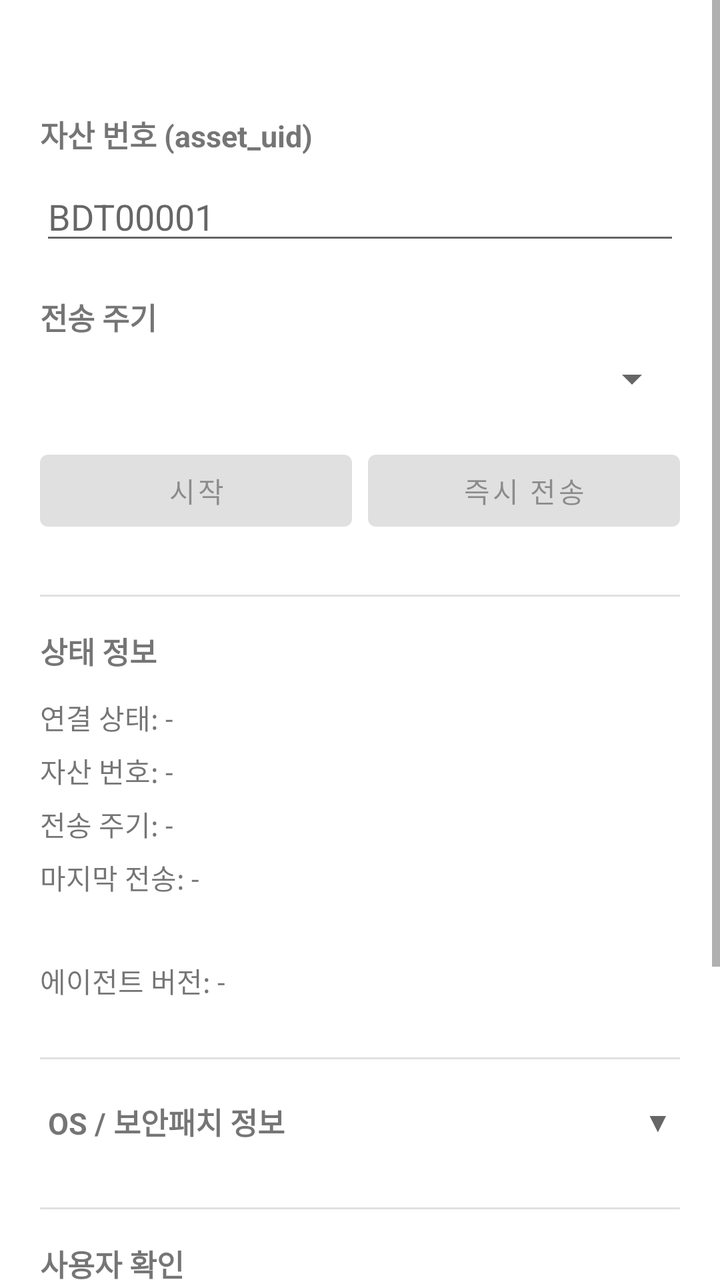
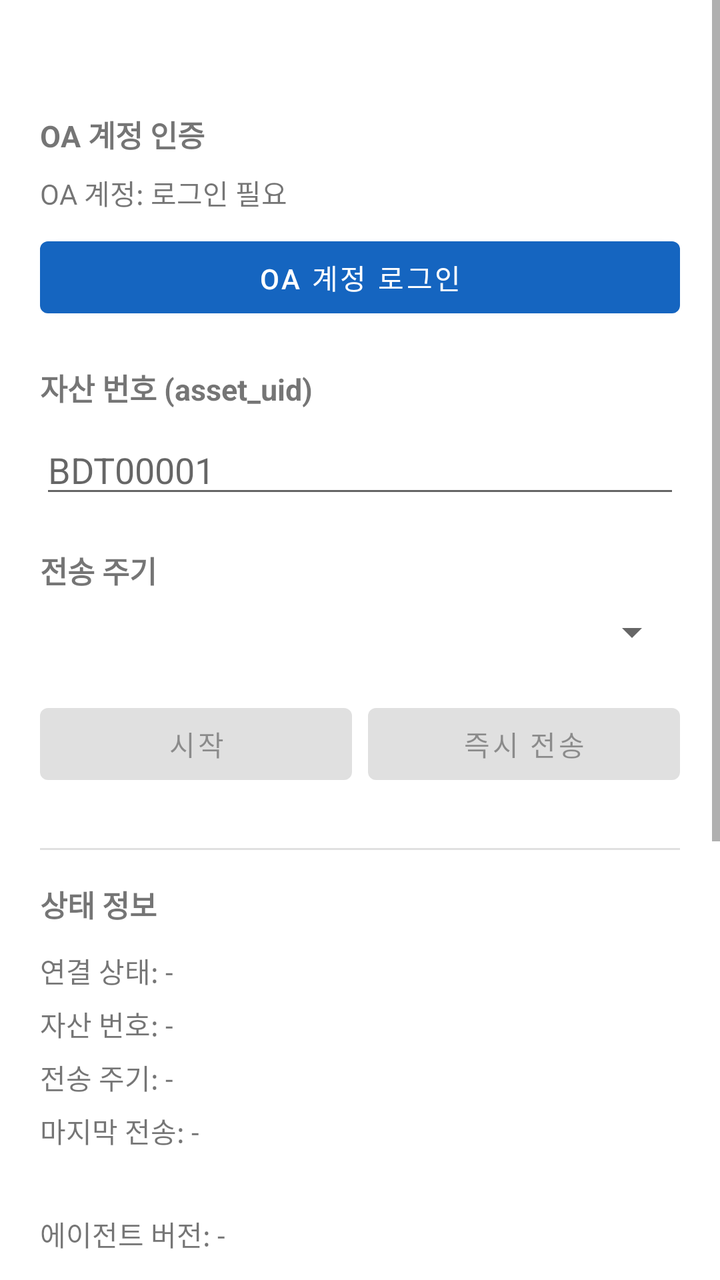

Compare the two renders of this Android layout. The source of the first and the diff that turns it into the second are given below.
<!-- AndroidManifest.xml: application theme Theme.OAAgent -->
<!-- res/layout/activity_setup.xml -->
<?xml version="1.0" encoding="utf-8"?>
<ScrollView xmlns:android="http://schemas.android.com/apk/res/android"
    android:layout_width="match_parent"
    android:layout_height="match_parent"
    android:fitsSystemWindows="true">

    <LinearLayout
        android:layout_width="match_parent"
        android:layout_height="wrap_content"
        android:orientation="vertical"
        android:paddingStart="20dp"
        android:paddingEnd="20dp"
        android:paddingTop="56dp"
        android:paddingBottom="32dp"
        android:clipToPadding="false">

        
        <TextView
            android:layout_width="wrap_content"
            android:layout_height="wrap_content"
            android:text="자산 번호 (asset_uid)"
            android:textSize="15sp"
            android:textStyle="bold" />

        <EditText
            android:id="@+id/et_asset_uid"
            android:layout_width="match_parent"
            android:layout_height="wrap_content"
            android:hint="BDT00001"
            android:inputType="textCapCharacters"
            android:maxLength="10"
            android:layout_marginTop="8dp" />

        <TextView
            android:id="@+id/tv_asset_uid_error"
            android:layout_width="wrap_content"
            android:layout_height="wrap_content"
            android:text="형식: [B|R|C|L|S][유형코드][5자리 숫자]"
            android:textColor="#F44336"
            android:textSize="12sp"
            android:layout_marginTop="4dp"
            android:visibility="gone" />

        
        <TextView
            android:layout_width="wrap_content"
            android:layout_height="wrap_content"
            android:text="전송 주기"
            android:textSize="15sp"
            android:textStyle="bold"
            android:layout_marginTop="20dp" />

        <Spinner
            android:id="@+id/spinner_interval"
            android:layout_width="match_parent"
            android:layout_height="wrap_content"
            android:layout_marginTop="8dp" />

        
        <LinearLayout
            android:layout_width="match_parent"
            android:layout_height="wrap_content"
            android:orientation="horizontal"
            android:layout_marginTop="20dp">

            <Button
                android:id="@+id/btn_start"
                android:layout_width="0dp"
                android:layout_height="48dp"
                android:layout_weight="1"
                android:text="시작"
                android:enabled="false"
                android:layout_marginEnd="8dp" />

            <Button
                android:id="@+id/btn_send_now"
                android:layout_width="0dp"
                android:layout_height="48dp"
                android:layout_weight="1"
                android:text="즉시 전송"
                android:enabled="false" />
        </LinearLayout>

        
        <ProgressBar
            android:id="@+id/progress_bar"
            android:layout_width="wrap_content"
            android:layout_height="wrap_content"
            android:layout_gravity="center"
            android:layout_marginTop="8dp"
            android:visibility="gone" />

        
        <View
            android:layout_width="match_parent"
            android:layout_height="1dp"
            android:background="#E0E0E0"
            android:layout_marginTop="28dp" />

        <TextView
            android:layout_width="wrap_content"
            android:layout_height="wrap_content"
            android:text="상태 정보"
            android:textSize="15sp"
            android:textStyle="bold"
            android:layout_marginTop="16dp" />

        <TextView
            android:id="@+id/tv_status"
            android:layout_width="wrap_content"
            android:layout_height="wrap_content"
            android:text="연결 상태: -"
            android:textSize="14sp"
            android:layout_marginTop="12dp" />

        <TextView
            android:id="@+id/tv_asset_uid_display"
            android:layout_width="wrap_content"
            android:layout_height="wrap_content"
            android:text="자산 번호: -"
            android:textSize="14sp"
            android:layout_marginTop="6dp" />

        <TextView
            android:id="@+id/tv_interval"
            android:layout_width="wrap_content"
            android:layout_height="wrap_content"
            android:text="전송 주기: -"
            android:textSize="14sp"
            android:layout_marginTop="6dp" />

        <TextView
            android:id="@+id/tv_last_heartbeat"
            android:layout_width="wrap_content"
            android:layout_height="wrap_content"
            android:text="마지막 전송: -"
            android:textSize="14sp"
            android:layout_marginTop="6dp" />

        <TextView
            android:id="@+id/tv_send_result"
            android:layout_width="wrap_content"
            android:layout_height="wrap_content"
            android:textSize="14sp"
            android:textColor="#1565C0"
            android:layout_marginTop="6dp" />

        <TextView
            android:id="@+id/tv_agent_version"
            android:layout_width="wrap_content"
            android:layout_height="wrap_content"
            android:text="에이전트 버전: -"
            android:textSize="14sp"
            android:layout_marginTop="6dp" />

        
        <View
            android:layout_width="match_parent"
            android:layout_height="1dp"
            android:background="#E0E0E0"
            android:layout_marginTop="28dp" />

        <LinearLayout
            android:id="@+id/header_os_info"
            android:layout_width="match_parent"
            android:layout_height="wrap_content"
            android:orientation="horizontal"
            android:gravity="center_vertical"
            android:layout_marginTop="16dp"
            android:padding="4dp"
            android:background="?android:attr/selectableItemBackground"
            android:clickable="true"
            android:focusable="true">

            <TextView
                android:layout_width="0dp"
                android:layout_height="wrap_content"
                android:layout_weight="1"
                android:text="OS / 보안패치 정보"
                android:textSize="15sp"
                android:textStyle="bold" />

            <TextView
                android:id="@+id/tv_os_toggle_indicator"
                android:layout_width="wrap_content"
                android:layout_height="wrap_content"
                android:text="▼"
                android:textSize="14sp"
                android:textColor="#666666" />
        </LinearLayout>

        <LinearLayout
            android:id="@+id/section_os_info"
            android:layout_width="match_parent"
            android:layout_height="wrap_content"
            android:orientation="vertical"
            android:visibility="gone">

            <TextView
                android:id="@+id/tv_os_version"
                android:layout_width="wrap_content"
                android:layout_height="wrap_content"
                android:text="OS 버전: -"
                android:textSize="14sp"
                android:layout_marginTop="12dp" />

            <TextView
                android:id="@+id/tv_os_detail"
                android:layout_width="wrap_content"
                android:layout_height="wrap_content"
                android:text="OS 상세: -"
                android:textSize="14sp"
                android:layout_marginTop="6dp" />

            <TextView
                android:id="@+id/tv_os_build"
                android:layout_width="wrap_content"
                android:layout_height="wrap_content"
                android:text="빌드 번호: -"
                android:textSize="14sp"
                android:layout_marginTop="6dp" />

            <TextView
                android:id="@+id/tv_os_security_patch"
                android:layout_width="wrap_content"
                android:layout_height="wrap_content"
                android:text="보안패치 (Android): -"
                android:textSize="14sp"
                android:layout_marginTop="6dp" />

            <TextView
                android:id="@+id/tv_os_vendor_patch"
                android:layout_width="wrap_content"
                android:layout_height="wrap_content"
                android:text="벤더 패치: -"
                android:textSize="14sp"
                android:layout_marginTop="6dp" />

            <TextView
                android:id="@+id/tv_os_ubr"
                android:layout_width="wrap_content"
                android:layout_height="wrap_content"
                android:text="UBR: -"
                android:textSize="14sp"
                android:layout_marginTop="6dp"
                android:visibility="gone" />

            <TextView
                android:id="@+id/tv_os_kb_list"
                android:layout_width="wrap_content"
                android:layout_height="wrap_content"
                android:text="적용 KB: -"
                android:textSize="14sp"
                android:layout_marginTop="6dp"
                android:visibility="gone" />

            <TextView
                android:id="@+id/tv_os_patch_status"
                android:layout_width="wrap_content"
                android:layout_height="wrap_content"
                android:text=""
                android:textSize="13sp"
                android:textStyle="bold"
                android:layout_marginTop="10dp" />
        </LinearLayout>

        
        <View
            android:layout_width="match_parent"
            android:layout_height="1dp"
            android:background="#E0E0E0"
            android:layout_marginTop="28dp" />

        <TextView
            android:layout_width="wrap_content"
            android:layout_height="wrap_content"
            android:text="사용자 확인"
            android:textSize="15sp"
            android:textStyle="bold"
            android:layout_marginTop="16dp" />

        <TextView
            android:id="@+id/tv_user_name"
            android:layout_width="wrap_content"
            android:layout_height="wrap_content"
            android:text="사용자 이름: -"
            android:textSize="14sp"
            android:layout_marginTop="12dp" />

        <TextView
            android:id="@+id/tv_employee_id"
            android:layout_width="wrap_content"
            android:layout_height="wrap_content"
            android:text="사번: -"
            android:textSize="14sp"
            android:layout_marginTop="6dp" />

        <TextView
            android:id="@+id/tv_last_verified"
            android:layout_width="wrap_content"
            android:layout_height="wrap_content"
            android:text="마지막 확인: -"
            android:textSize="14sp"
            android:layout_marginTop="6dp" />

        <TextView
            android:id="@+id/tv_verification_status"
            android:layout_width="wrap_content"
            android:layout_height="wrap_content"
            android:text="상태: 미확인"
            android:textSize="14sp"
            android:layout_marginTop="6dp" />

        <Button
            android:id="@+id/btn_verify"
            android:layout_width="match_parent"
            android:layout_height="48dp"
            android:text="사용자 확인하기"
            android:enabled="false"
            android:layout_marginTop="12dp" />

    </LinearLayout>
</ScrollView>
<!-- resources referenced by this layout -->
<resources>
  <style name="Theme.OAAgent" parent="Theme.MaterialComponents.Light.DarkActionBar">
          <item name="colorPrimary">#1565C0</item>
          <item name="colorPrimaryVariant">#0D47A1</item>
          <item name="colorOnPrimary">#FFFFFF</item>
          <item name="colorSecondary">#43A047</item>
          <item name="colorOnSecondary">#FFFFFF</item>
      </style>
</resources>

<!-- the commit's change to res/layout/activity_setup.xml (unified diff, before → after) -->
@@ -18,9 +18,33 @@
         <TextView
             android:layout_width="wrap_content"
             android:layout_height="wrap_content"
+            android:text="OA 계정 인증"
+            android:textSize="15sp"
+            android:textStyle="bold" />
+
+        <TextView
+            android:id="@+id/tv_authentication_status"
+            android:layout_width="wrap_content"
+            android:layout_height="wrap_content"
+            android:text="OA 계정: 로그인 필요"
+            android:textSize="14sp"
+            android:layout_marginTop="8dp" />
+
+        <Button
+            android:id="@+id/btn_sign_in"
+            android:layout_width="match_parent"
+            android:layout_height="48dp"
+            android:text="OA 계정 로그인"
+            android:layout_marginTop="8dp" />
+
+        
+        <TextView
+            android:layout_width="wrap_content"
+            android:layout_height="wrap_content"
             android:text="자산 번호 (asset_uid)"
             android:textSize="15sp"
-            android:textStyle="bold" />
+            android:textStyle="bold"
+            android:layout_marginTop="20dp" />
 
         <EditText
             android:id="@+id/et_asset_uid"
